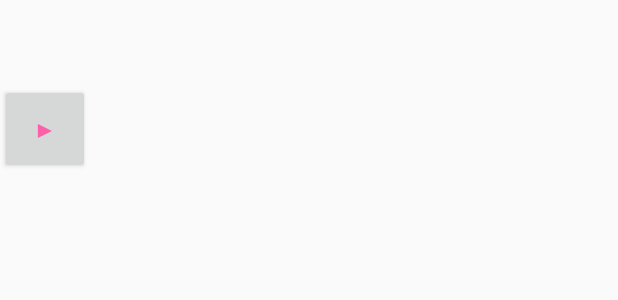
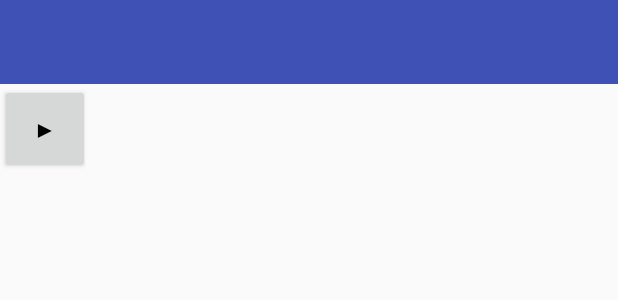
Before and after one commit to ilmirashaim/popovakazakovaMobileTextbook, an Android app: the layout activity_dialog.xml on its own in the app's theme, with its tools: preview values and no code run, on a phone screen of 412 x 824 dp. Shown: the top 300 px of the screen. Run offline under Robolectric (Android 15) with nearby library versions, the phone set to English and light mode, and no system bars.

Commit message:
color adjustment

```diff
--- a/app/src/main/java/lim/one/popovakazakova/DialogActivity.java
+++ b/app/src/main/java/lim/one/popovakazakova/DialogActivity.java
@@ -91,7 +91,6 @@ public class DialogActivity extends SecondaryActivity implements
             button.setTextOn(roleName);
             button.setId(getResources().getIdentifier("role_button_" + i, "id", getPackageName()));
             button.setChecked(true);
-            button.setTextColor(getResources().getColor(R.color.colorAccent));
             roleButtonLayout.addView(button);
             button.setOnCheckedChangeListener(new OnRoleCheckedListener());
             i++;
--- a/app/src/main/res/layout/activity_dialog.xml
+++ b/app/src/main/res/layout/activity_dialog.xml
@@ -19,7 +19,6 @@
             android:id="@+id/play_button"
             android:text="@string/play_sign"
             android:textSize="16sp"
-            android:textColor="@color/colorAccent"
             android:contentDescription="@string/play_button_description"/>
         </LinearLayout>
 
--- a/app/src/main/res/layout/activity_main.xml
+++ b/app/src/main/res/layout/activity_main.xml
@@ -1,9 +1,8 @@
 <LinearLayout xmlns:android="http://schemas.android.com/apk/res/android"
-    xmlns:tools="http://schemas.android.com/tools"
     android:layout_width="match_parent"
     android:layout_height="match_parent"
     android:orientation="vertical"
-    tools:context="lim.one.popovakazakova.MainActivity">
+ >
 
     <include layout="@layout/app_toolbar"
         android:id="@+id/app_toolbar" />
--- a/app/src/main/res/layout/activity_phonetic_exercise.xml
+++ b/app/src/main/res/layout/activity_phonetic_exercise.xml
@@ -12,10 +12,6 @@
         android:layout_width="match_parent"
         android:layout_height="match_parent">
 
-        <include
-            layout="@layout/app_toolbar"
-            android:id="@+id/app_toolbar" />
-
         <android.support.v4.view.ViewPager xmlns:android="http://schemas.android.com/apk/res/android"
             android:id="@+id/pager"
             android:layout_width="match_parent"
--- a/app/src/main/res/layout/activity_phrase_word.xml
+++ b/app/src/main/res/layout/activity_phrase_word.xml
@@ -13,10 +13,5 @@
         android:id="@+id/fragment_container"
         android:layout_width="match_parent"
         android:layout_height="match_parent">
-
-        <include
-            layout="@layout/app_toolbar"
-            android:id="@+id/app_toolbar" />
-
     </FrameLayout>
 </LinearLayout>
--- a/app/src/main/res/layout/activity_sound.xml
+++ b/app/src/main/res/layout/activity_sound.xml
@@ -13,10 +13,6 @@
         android:layout_width="match_parent"
         android:layout_height="match_parent">
 
-        <include
-            layout="@layout/app_toolbar"
-            android:id="@+id/app_toolbar" />
-
         <android.support.v4.view.ViewPager xmlns:android="http://schemas.android.com/apk/res/android"
             android:id="@+id/pager"
             android:layout_width="match_parent"
--- a/app/src/main/res/layout/app_toolbar.xml
+++ b/app/src/main/res/layout/app_toolbar.xml
@@ -3,6 +3,8 @@
     xmlns:android="http://schemas.android.com/apk/res/android"
     android:layout_width="match_parent"
     android:layout_height="wrap_content"
+    android:background="@color/colorPrimary"
+    android:theme="@style/ToolbarTheme"
     android:id="@+id/app_toolbar">
 
 </android.support.v7.widget.Toolbar>
--- a/app/src/main/res/layout/fragment_phonetic_exercise.xml
+++ b/app/src/main/res/layout/fragment_phonetic_exercise.xml
@@ -28,7 +28,6 @@
                 android:layout_width="50dp"
                 android:layout_height="50dp"
                 android:text="@string/play_sign"
-                android:textColor="@color/colorAccent"
                 android:id="@+id/play_button"
                 android:layout_gravity="center" />
 
--- a/app/src/main/res/layout/lesson_view.xml
+++ b/app/src/main/res/layout/lesson_view.xml
@@ -10,6 +10,6 @@
         android:layout_marginLeft="5dp"
         android:layout_marginStart="5dp"
         android:layout_marginTop="20dp"
-        android:textStyle="bold"
+        android:textColor="@color/text"
         />
 </LinearLayout>
--- a/app/src/main/res/layout/section_view.xml
+++ b/app/src/main/res/layout/section_view.xml
@@ -10,5 +10,6 @@
         android:layout_marginLeft="20dp"
         android:layout_marginStart="20dp"
         android:layout_marginTop="20dp"
+        android:textColor="@color/text"
         />
 </LinearLayout>
--- a/app/src/main/res/values/colors.xml
+++ b/app/src/main/res/values/colors.xml
@@ -1,9 +1,9 @@
 <resources>
 
-    <color name="colorPrimary">#9C27B0</color>
-    <color name="colorPrimaryDark">#7B1FA2</color>
+    <color name="colorPrimary">#3F51B5</color>
+    <color name="colorPrimaryDark">#303F9F</color>
 
-    <color name="colorAccent">#FC60A8</color>
+    <color name="colorAccent">#E91E63</color>
 
     <color name="text">#000000</color>
 </resources>
--- a/app/src/main/res/values/styles.xml
+++ b/app/src/main/res/values/styles.xml
@@ -8,6 +8,10 @@
         <item name="colorPrimary" >@color/colorPrimary</item>
         <item name="colorPrimaryDark" >@color/colorPrimaryDark</item>
         <item name="colorAccent" >@color/colorAccent</item>
+        <item name="android:textColor">@color/text</item>
+    </style>
+
+    <style name="ToolbarTheme" parent="ThemeOverlay.AppCompat.Dark">
     </style>
 
 
```
